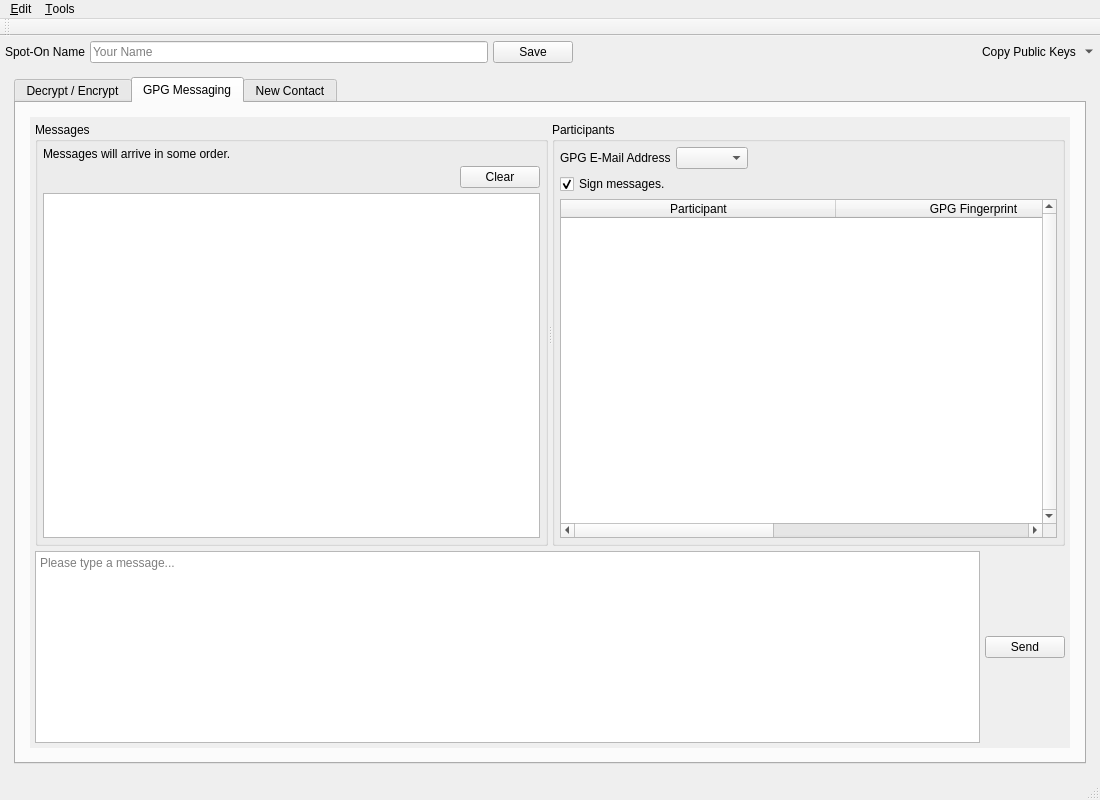
The window that Source/UI/spot-on-rosetta.ui (textbrowser/spot-on) describes before a commit, drawn with Qt 5.
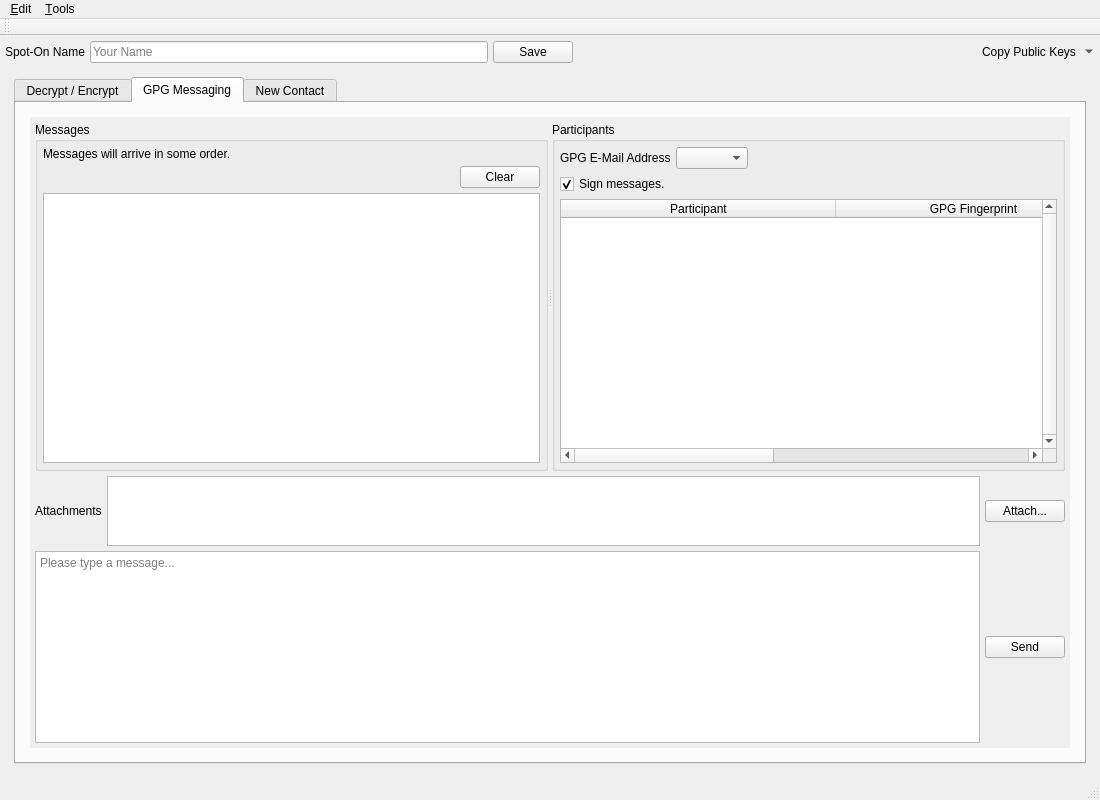
The same window after the commit. The open tabs and pages were chosen to show the change. Icons and pictures are not drawn. Custom widgets are drawn as their Qt base class.

Commit message: Prepare GPG attachments.

```diff
--- a/Source/UI/spot-on-rosetta.ui
+++ b/Source/UI/spot-on-rosetta.ui
@@ -994,6 +994,46 @@
                        </widget>
                       </widget>
                      </item>
+                     <item>
+                      <layout class="QHBoxLayout" name="horizontalLayout_51">
+                       <property name="spacing">
+                        <number>5</number>
+                       </property>
+                       <item>
+                        <widget class="QLabel" name="label_8">
+                         <property name="text">
+                          <string>Attachments</string>
+                         </property>
+                        </widget>
+                       </item>
+                       <item>
+                        <widget class="QTextBrowser" name="attachments">
+                         <property name="sizePolicy">
+                          <sizepolicy hsizetype="Expanding" vsizetype="Maximum">
+                           <horstretch>0</horstretch>
+                           <verstretch>0</verstretch>
+                          </sizepolicy>
+                         </property>
+                         <property name="toolTip">
+                          <string>Click an attachment to remove it.</string>
+                         </property>
+                         <property name="tabChangesFocus">
+                          <bool>true</bool>
+                         </property>
+                         <property name="openLinks">
+                          <bool>false</bool>
+                         </property>
+                        </widget>
+                       </item>
+                       <item>
+                        <widget class="QPushButton" name="attach">
+                         <property name="text">
+                          <string>Attach...</string>
+                         </property>
+                        </widget>
+                       </item>
+                      </layout>
+                     </item>
                      <item>
                       <layout class="QHBoxLayout" name="horizontalLayout_31">
                        <property name="spacing">
```
Left out of the diff: 2 changed lines with no effect on the pictures. The commit also changes 3 other files.
